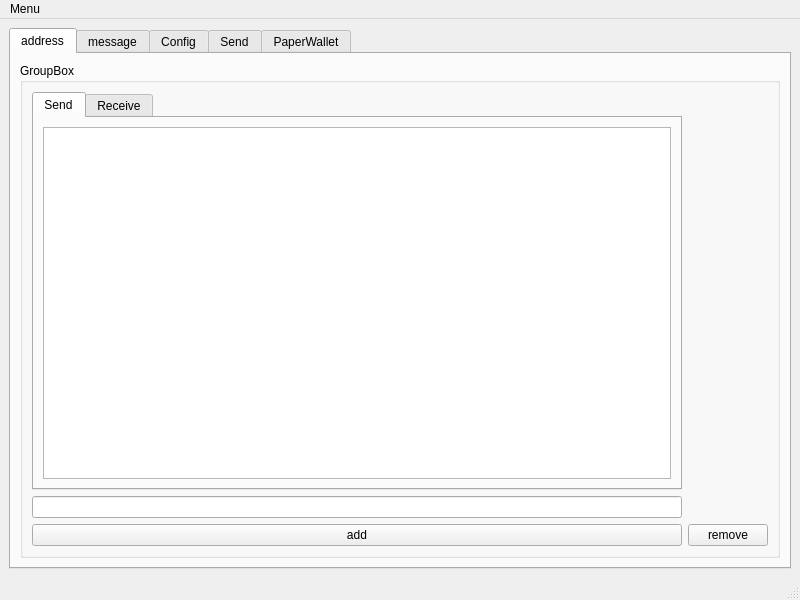
Old version of the form full/mainwindow.ui in the repository netpipe/Ethereum-QWallet.
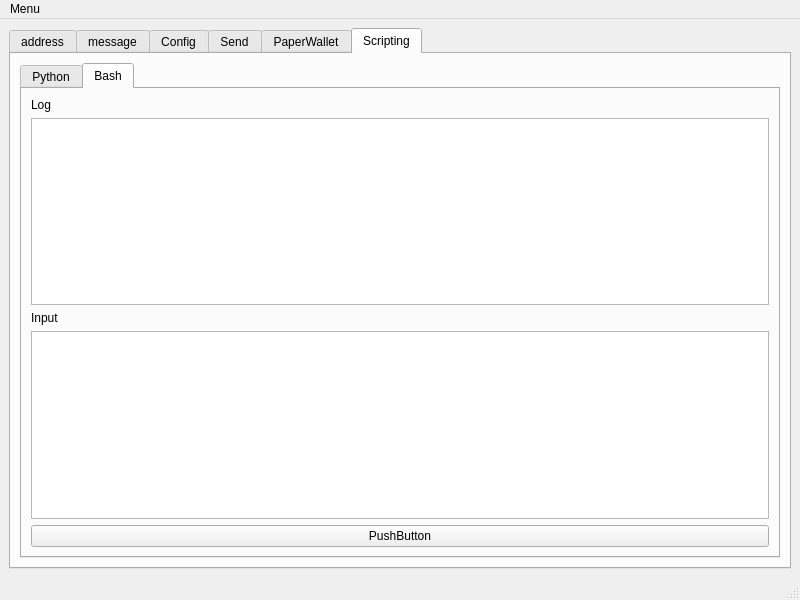
New version of the form.

The edit to the form file:
```diff
--- a/full/mainwindow.ui
+++ b/full/mainwindow.ui
@@ -18,7 +18,7 @@
     <item row="0" column="0">
      <widget class="QTabWidget" name="tabWidget">
       <property name="currentIndex">
-       <number>0</number>
+       <number>5</number>
       </property>
       <widget class="QWidget" name="tab">
        <attribute name="title">
@@ -456,6 +456,63 @@
         </item>
        </layout>
       </widget>
+      <widget class="QWidget" name="tab_7">
+       <attribute name="title">
+        <string>Scripting</string>
+       </attribute>
+       <layout class="QGridLayout" name="gridLayout_11">
+        <item row="0" column="0">
+         <widget class="QTabWidget" name="tabWidget_3">
+          <property name="currentIndex">
+           <number>1</number>
+          </property>
+          <widget class="QWidget" name="tab_8">
+           <attribute name="title">
+            <string>Python</string>
+           </attribute>
+          </widget>
+          <widget class="QWidget" name="tab_9">
+           <attribute name="title">
+            <string>Bash</string>
+           </attribute>
+           <layout class="QGridLayout" name="gridLayout_12">
+            <item row="0" column="0">
+             <widget class="QLabel" name="label_2">
+              <property name="text">
+               <string>Log</string>
+              </property>
+             </widget>
+            </item>
+            <item row="1" column="0">
+             <widget class="QTextEdit" name="edt_log">
+              <property name="readOnly">
+               <bool>false</bool>
+              </property>
+             </widget>
+            </item>
+            <item row="2" column="0">
+             <widget class="QLabel" name="label_11">
+              <property name="text">
+               <string>Input</string>
+              </property>
+             </widget>
+            </item>
+            <item row="3" column="0">
+             <widget class="QTextEdit" name="edt_input"/>
+            </item>
+            <item row="4" column="0">
+             <widget class="QPushButton" name="pushButton">
+              <property name="text">
+               <string>PushButton</string>
+              </property>
+             </widget>
+            </item>
+           </layout>
+          </widget>
+         </widget>
+        </item>
+       </layout>
+      </widget>
      </widget>
     </item>
    </layout>
```
